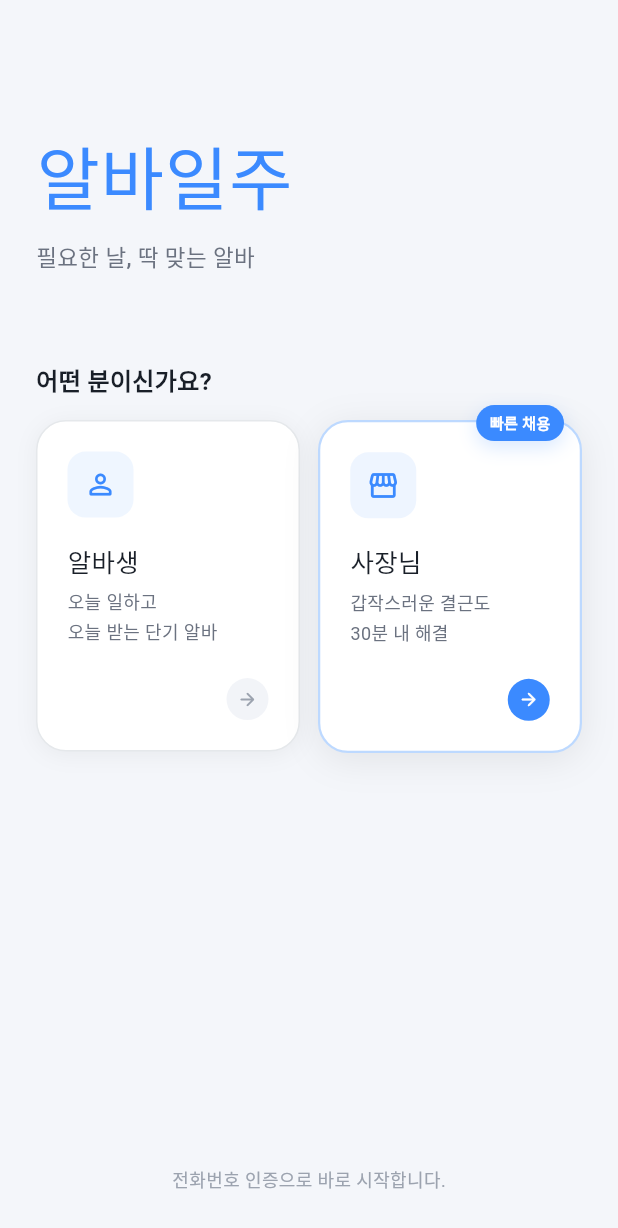
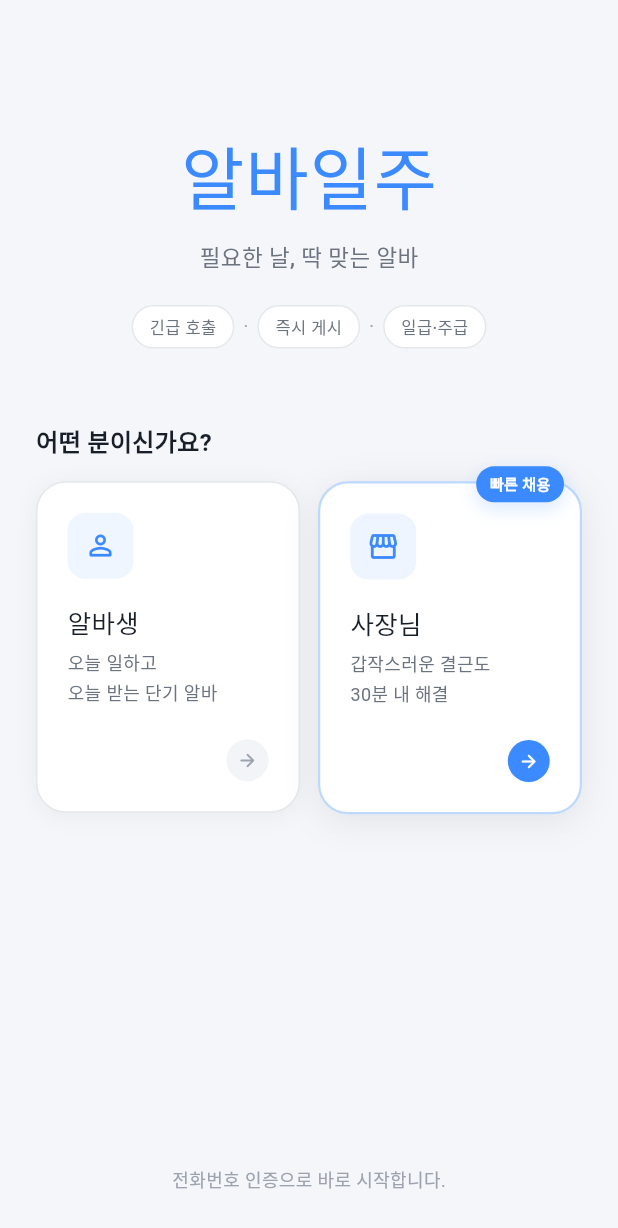
Before and after one commit to hsm0614/iljujob-mobile, a Flutter app: the screen it shows after launch, on a phone screen of 412 x 824 dp. Shown: the top 1228 px of the screen. Run offline on Flutter 3.47's test engine with Material 3 defaults, Android fonts, the phone set to English and light mode, and no system bars; our stand-ins replace app_links, cached_network_image, dio, file_picker, firebase_analytics, firebase_core and 22 more; missing offline and left inert: app_settings, flutter_inappwebview, iamport_webview_flutter, in_app_purchase_android, in_app_purchase_storekit, kakao_flutter_sdk_user and 8 more; accounts and stored records are empty; network calls fail; Roboto replaces fonts that are missing (Jalnan2TTF).

Commit message:
fix onboarding alignment + add subtle feature tags
- Column crossAxisAlignment.start → center (가운데 정렬 복원)
- BrandBlock Column도 center 정렬
- _FeatureTags 추가: 단색 아웃라인 필 3개 (긴급호출 · 즉시게시 · 일급·주급)
  색상 없이 border+white 배경으로 과하지 않게

Co-Authored-By: Claude Sonnet 4.6 <noreply@anthropic.com>

```diff
--- a/lib/presentation/screens/onboarding_screen.dart
+++ b/lib/presentation/screens/onboarding_screen.dart
@@ -20,22 +20,30 @@ class OnboardingScreen extends StatelessWidget {
           child: Padding(
             padding: const EdgeInsets.symmetric(horizontal: 24),
             child: Column(
-              crossAxisAlignment: CrossAxisAlignment.start,
+              crossAxisAlignment: CrossAxisAlignment.center,
               children: [
                 SizedBox(height: size.height * 0.10),
 
                 // 브랜드
                 const _BrandBlock(),
 
-                SizedBox(height: size.height * 0.07),
+                const SizedBox(height: 20),
+
+                // 기능 태그 (단색 아웃라인 필)
+                const _FeatureTags(),
+
+                SizedBox(height: size.height * 0.06),
 
                 // 역할 선택 레이블
-                const Text(
+                const Align(
+                  alignment: Alignment.centerLeft,
+                  child: Text(
                     '어떤 분이신가요?',
                     style: TextStyle(
                       fontSize: 16,
                       fontWeight: FontWeight.w700,
                       color: AppColors.textPrimary,
+                    ),
                   ),
                 ),
 
@@ -52,7 +60,8 @@ class OnboardingScreen extends StatelessWidget {
                         subtitle: '오늘 일하고\n오늘 받는 단기 알바',
                         badge: null,
                         isHighlighted: false,
-                        onTap: () => Navigator.pushNamed(context, '/signup-choice'),
+                        onTap: () =>
+                            Navigator.pushNamed(context, '/signup-choice'),
                       ),
                     ),
                     const SizedBox(width: 12),
@@ -76,13 +85,11 @@ class OnboardingScreen extends StatelessWidget {
 
                 const Spacer(),
 
-                Center(
-                  child: const Text(
+                const Text(
                   '전화번호 인증으로 바로 시작합니다.',
                   style: TextStyle(
                     fontSize: 12,
                     color: AppColors.textTertiary,
-                    ),
                   ),
                 ),
                 const SizedBox(height: 28),
@@ -103,10 +110,9 @@ class _BrandBlock extends StatelessWidget {
 
   @override
   Widget build(BuildContext context) {
-    return Column(
-      crossAxisAlignment: CrossAxisAlignment.start,
+    return const Column(
       children: [
-        const Text(
+        Text(
           '알바일주',
           style: TextStyle(
             fontFamily: 'Jalnan2TTF',
@@ -115,8 +121,8 @@ class _BrandBlock extends StatelessWidget {
             letterSpacing: 0.5,
           ),
         ),
-        const SizedBox(height: 8),
-        const Text(
+        SizedBox(height: 8),
+        Text(
           '필요한 날, 딱 맞는 알바',
           style: TextStyle(
             fontSize: 15,
@@ -125,6 +131,62 @@ class _BrandBlock extends StatelessWidget {
           ),
         ),
       ],
+    );
+  }
+}
+
+// ─────────────────────────────────────────────
+// 기능 키워드 태그 (아웃라인 필, 단색)
+// ─────────────────────────────────────────────
+class _FeatureTags extends StatelessWidget {
+  const _FeatureTags();
+
+  @override
+  Widget build(BuildContext context) {
+    const tags = ['긴급 호출', '즉시 게시', '일급·주급'];
+    return Row(
+      mainAxisAlignment: MainAxisAlignment.center,
+      children: [
+        for (int i = 0; i < tags.length; i++) ...[
+          if (i > 0)
+            const Padding(
+              padding: EdgeInsets.symmetric(horizontal: 6),
+              child: Text(
+                '·',
+                style: TextStyle(
+                  fontSize: 12,
+                  color: AppColors.textTertiary,
+                ),
+              ),
+            ),
+          _Tag(tags[i]),
+        ],
+      ],
+    );
+  }
+}
+
+class _Tag extends StatelessWidget {
+  final String label;
+  const _Tag(this.label);
+
+  @override
+  Widget build(BuildContext context) {
+    return Container(
+      padding: const EdgeInsets.symmetric(horizontal: 11, vertical: 5),
+      decoration: BoxDecoration(
+        color: AppColors.bgCard,
+        borderRadius: BorderRadius.circular(AppRadius.full),
+        border: Border.all(color: AppColors.border),
+      ),
+      child: Text(
+        label,
+        style: const TextStyle(
+          fontSize: 11,
+          color: AppColors.textSecondary,
+          fontWeight: FontWeight.w500,
+        ),
+      ),
     );
   }
 }
@@ -269,8 +331,10 @@ class _TypeCardState extends State<_TypeCard> {
                 top: -10,
                 right: 12,
                 child: Container(
-                  padding:
-                      const EdgeInsets.symmetric(horizontal: 9, vertical: 4),
+                  padding: const EdgeInsets.symmetric(
+                    horizontal: 9,
+                    vertical: 4,
+                  ),
                   decoration: BoxDecoration(
                     color: AppColors.primary,
                     borderRadius: BorderRadius.circular(AppRadius.full),
```
Lines whose indentation alone changed are shown as unchanged.
